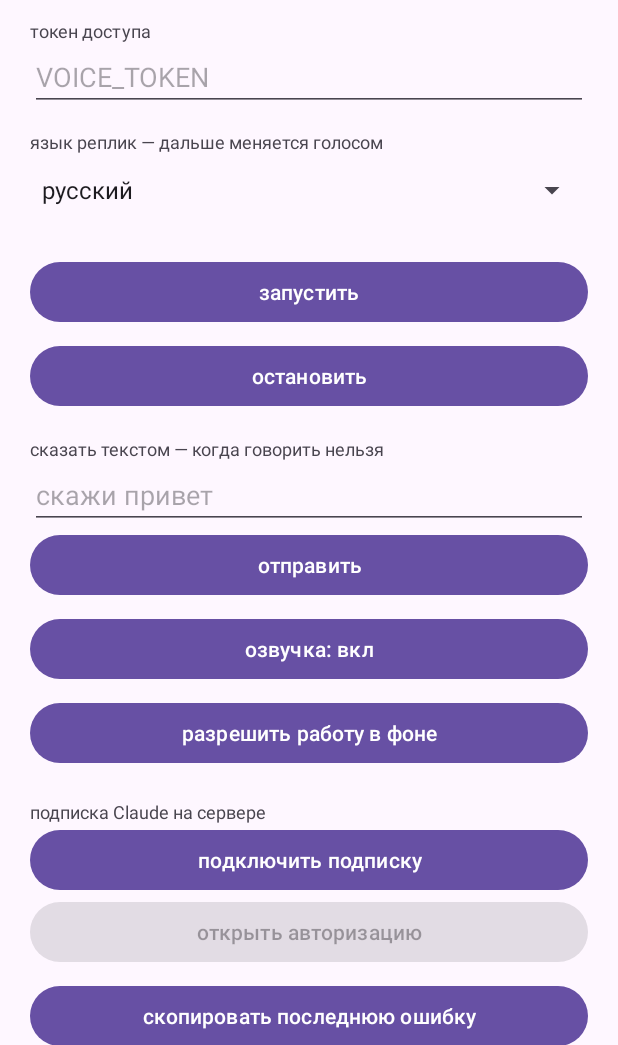
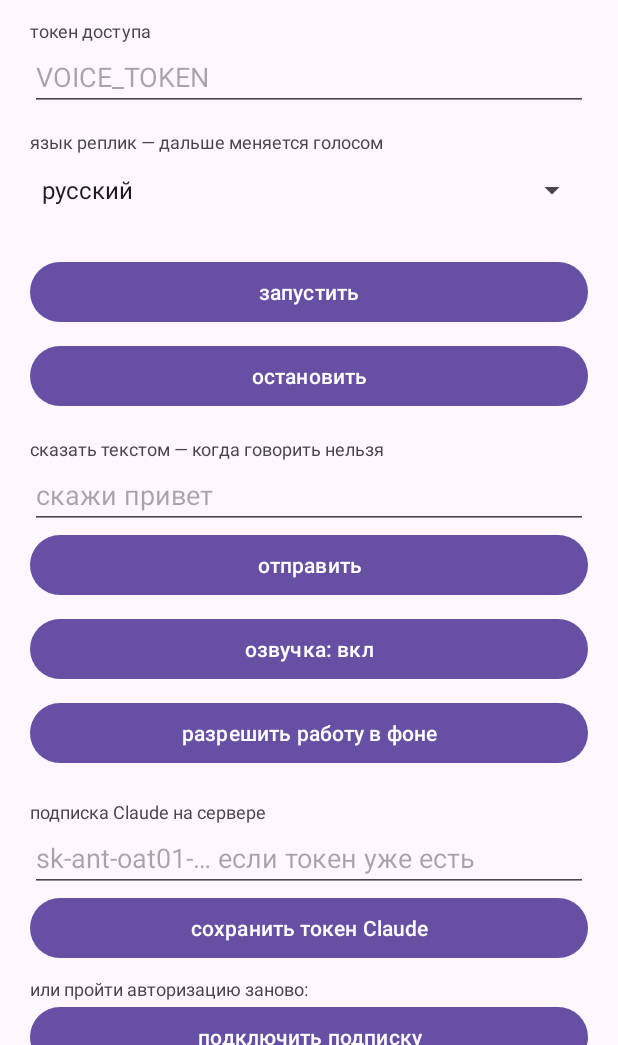
Before and after one commit to aisarus/Ccvoice-, an Android app: the screen it shows after launch (MainActivity), on a phone screen of 412 x 824 dp, the part 191-1236 px from its top. Run offline under Robolectric (Android 15) with nearby library versions, the phone set to English and light mode, and no system bars.

Commit message:
Paste an existing Claude token in the app instead of redoing OAuth
The subscription token is often already in hand — walking through setup-token
again to obtain one is pure ceremony. The app now has a field for it: the
daemon validates the shape, applies it immediately, writes it to its
environment file and answers with whether that stuck, or refuses with the
reason.

Also fixes why the OAuth link never arrived: the flow spawned the CLI with the
existing CLAUDE_CODE_OAUTH_TOKEN still in the environment, so it tripped over
the very token the user was trying to replace. Both credentials are now cleared
for that subprocess.

Co-Authored-By: Claude Opus 5 <noreply@anthropic.com>
Claude-Session: https://claude.ai/code/session_011yGL82co4m51CCQP6QCaZn

```diff
--- a/android/app/src/main/res/layout/activity_main.xml
+++ b/android/app/src/main/res/layout/activity_main.xml
@@ -116,6 +116,27 @@
             android:textSize="12sp"
             android:text="подписка Claude на сервере" />
 
+        <EditText
+            android:id="@+id/authToken"
+            android:layout_width="match_parent"
+            android:layout_height="wrap_content"
+            android:hint="sk-ant-oat01-… если токен уже есть"
+            android:inputType="textNoSuggestions"
+            android:importantForAutofill="no" />
+
+        <Button
+            android:id="@+id/authSave"
+            android:layout_width="match_parent"
+            android:layout_height="wrap_content"
+            android:text="сохранить токен Claude" />
+
+        <TextView
+            android:layout_width="wrap_content"
+            android:layout_height="wrap_content"
+            android:layout_marginTop="8dp"
+            android:textSize="12sp"
+            android:text="или пройти авторизацию заново:" />
+
         <Button
             android:id="@+id/authStart"
             android:layout_width="match_parent"
```
Also changed, not shown: android/app/src/main/java/com/voiceshell/MainActivity.kt (+15 -0 lines), android/app/src/main/java/com/voiceshell/VoiceService.kt (+8 -0 lines), 3 other files.
